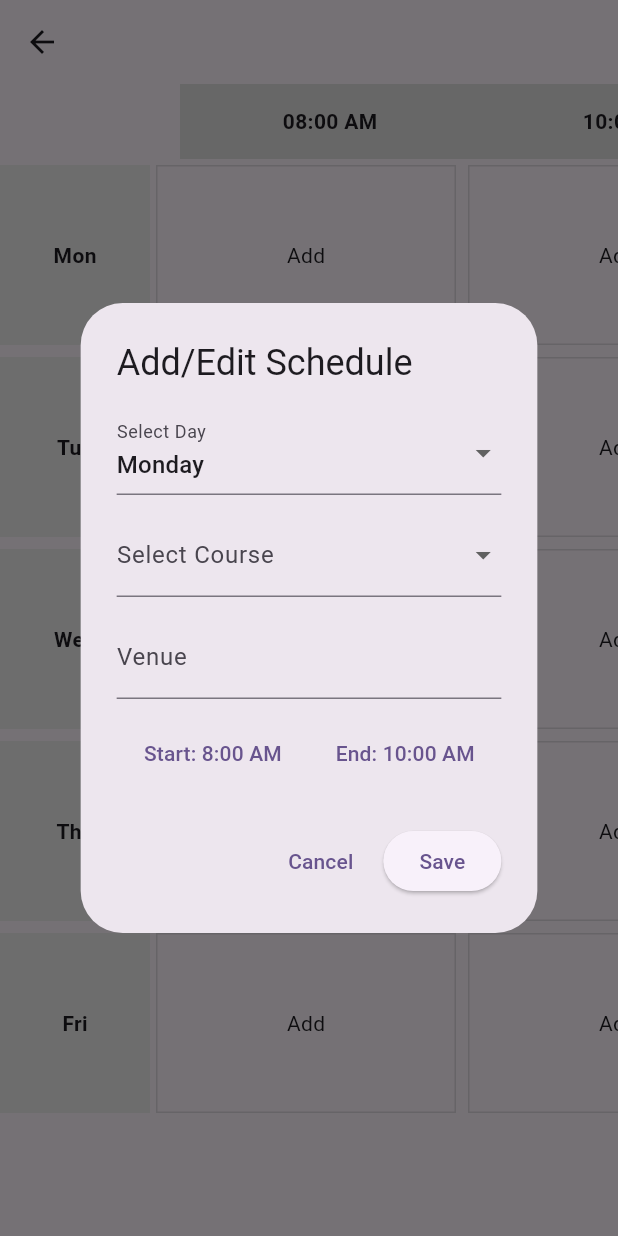
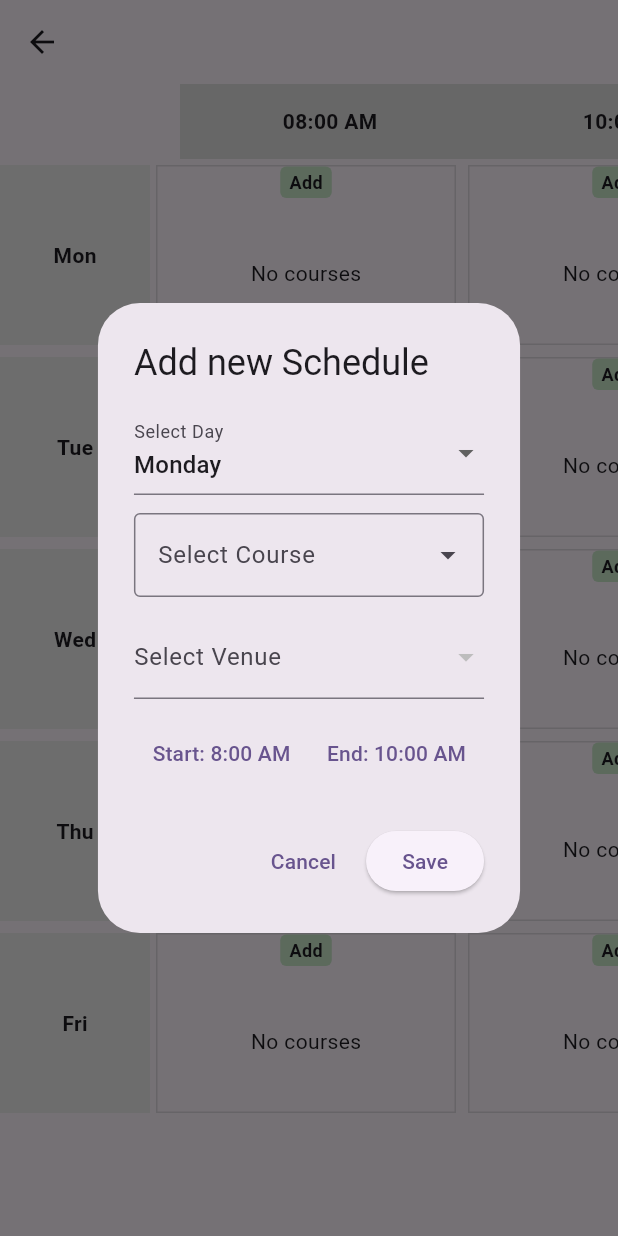
Before and after one commit to Alpha-Ronald/Simli-Plan-Web-Admin, a Flutter app: the TimetableDetailsPage screen opened directly with empty values, after a tap on "Add", on a phone screen of 412 x 824 dp. Run offline on Flutter 3.47's test engine with Material 3 defaults, Android fonts, the phone set to English and light mode, and no system bars; drawn by our look-alikes of dropdown_search; our stand-ins replace cloud_firestore, firebase_auth, firebase_core; accounts and stored records are empty.

Commit message:
fetching, displaying schedules in timettable. As well as adding new schedules.

```diff
--- a/lib/features/dashboard/timetable_scheduling_section/timetables/add_edit_schedule_dialogue.dart
+++ b/lib/features/dashboard/timetable_scheduling_section/timetables/add_edit_schedule_dialogue.dart
@@ -1,4 +1,5 @@
 import 'package:cloud_firestore/cloud_firestore.dart';
+import 'package:dropdown_search/dropdown_search.dart';
 import 'package:flutter/material.dart';
 
 class AddEditScheduleDialog extends StatefulWidget {
@@ -17,6 +18,13 @@ class AddEditScheduleDialog extends StatefulWidget {
 }
 
 class _AddEditScheduleDialogState extends State<AddEditScheduleDialog> {
+
+  List<Map<String, dynamic>> allCourses = [];
+  List<String> filteredCourseCodes = [];
+  List<String> venues = [];
+
+  final TextEditingController _courseSearchController = TextEditingController();
+
   final TextEditingController _venueController = TextEditingController();
 
   String? selectedCourse;
@@ -24,53 +32,129 @@ class _AddEditScheduleDialogState extends State<AddEditScheduleDialog> {
   TimeOfDay? startTime;
   TimeOfDay? endTime;
 
-  final List<String> dummyCourses = [
-    'MTH101 - Calculus I',
-    'PHY101 - Mechanics',
-    'CSC101 - Intro to Programming',
+  // final List<String> dummyCourses = [
+  //   'MTH101 - Calculus I',
+  //   'PHY101 - Mechanics',
+  //   'CSC101 - Intro to Programming',
+  // ];
+
+  final List<String> weekdays = [
+    'Monday',
+    'Tuesday',
+    'Wednesday',
+    'Thursday',
+    'Friday'
   ];
 
-  final List<String> weekdays = ['Monday', 'Tuesday', 'Wednesday', 'Thursday', 'Friday'];
-
+  // @override
+  // void initState() {
+  //   super.initState();
+  //   startTime = const TimeOfDay(hour: 8, minute: 0);
+  //   endTime = const TimeOfDay(hour: 10, minute: 0);
+  //   selectedDay = widget.initialDay ?? weekdays.first;
+  // }
   @override
   void initState() {
     super.initState();
     startTime = const TimeOfDay(hour: 8, minute: 0);
     endTime = const TimeOfDay(hour: 10, minute: 0);
     selectedDay = widget.initialDay ?? weekdays.first;
+
+    fetchCoursesAndVenues();
   }
+
+  Future<void> fetchCoursesAndVenues() async {
+    final coursesSnapshot = await FirebaseFirestore.instance.collection('Courses').get();
+    final venuesSnapshot = await FirebaseFirestore.instance.collection('Venues').get();
+
+    final List<Map<String, dynamic>> courseList = coursesSnapshot.docs.map((doc) {
+      final data = doc.data();
+      final code = data['courseCode'];
+      final linked = List<String>.from(data['linkedCourses'] ?? []);
+      return {
+        'displayCode': ([code, ...linked]..removeWhere((e) => e == null || e.isEmpty)).join('/'),
+        'courseCode': code,
+      };
+    }).toList();
+
+    setState(() {
+      allCourses = courseList;
+      filteredCourseCodes = allCourses.map((c) => c['displayCode'] as String).toList();
+      venues = venuesSnapshot.docs.map((doc) => doc['name'] as String).toList();
+    });
+  }
+
 
   @override
   Widget build(BuildContext context) {
     return AlertDialog(
-      title: const Text('Add/Edit Schedule'),
+      title: const Text('Add new Schedule'),
       content: SingleChildScrollView(
         child: Column(
           children: [
             DropdownButtonFormField<String>(
               decoration: const InputDecoration(labelText: 'Select Day'),
               value: selectedDay,
-              items: weekdays.map((day) => DropdownMenuItem(value: day, child: Text(day))).toList(),
+              items: weekdays
+                  .map((day) => DropdownMenuItem(value: day, child: Text(day)))
+                  .toList(),
               onChanged: (value) => setState(() => selectedDay = value),
             ),
             const SizedBox(height: 12),
+
+            DropdownSearch<String>(
+              popupProps: PopupProps.menu(
+                showSearchBox: true,
+                searchFieldProps: TextFieldProps(
+                  decoration: const InputDecoration(
+                    hintText: 'Search Course',
+                    border: OutlineInputBorder(),
+                  ),
+                ),
+                fit: FlexFit.loose,
+                itemBuilder: (context, item, isSelected) => ListTile(
+                  title: Text(item),
+                ),
+              ),
+              dropdownDecoratorProps: const DropDownDecoratorProps(
+                dropdownSearchDecoration: InputDecoration(
+                  labelText: 'Select Course',
+                  border: OutlineInputBorder(),
+                ),
+              ),
+              items: filteredCourseCodes,
+              selectedItem: selectedCourse,
+              onChanged: (value) {
+                setState(() {
+                  selectedCourse = value;
+                });
+              },
+            ),
+
+
+            const SizedBox(height: 12),
+
             DropdownButtonFormField<String>(
-              decoration: const InputDecoration(labelText: 'Select Course'),
-              items: dummyCourses.map((course) => DropdownMenuItem(value: course, child: Text(course))).toList(),
-              onChanged: (value) => setState(() => selectedCourse = value),
+              decoration: const InputDecoration(labelText: 'Select Venue'),
+              value: _venueController.text.isNotEmpty ? _venueController.text : null,
+              items: venues
+                  .map((venue) => DropdownMenuItem(value: venue, child: Text(venue)))
+                  .toList(),
+              onChanged: (value) {
+                if (value != null) {
+                  setState(() => _venueController.text = value);
+                }
+              },
             ),
-            const SizedBox(height: 12),
-            TextField(
-              controller: _venueController,
-              decoration: const InputDecoration(labelText: 'Venue'),
-            ),
+
             const SizedBox(height: 12),
             Row(
               children: [
                 Expanded(
                   child: TextButton(
                     onPressed: () async {
-                      final picked = await showTimePicker(context: context, initialTime: startTime!);
+                      final picked = await showTimePicker(
+                          context: context, initialTime: startTime!);
                       if (picked != null) setState(() => startTime = picked);
                     },
                     child: Text('Start: ${startTime?.format(context) ?? '--'}'),
@@ -79,7 +163,8 @@ class _AddEditScheduleDialogState extends State<AddEditScheduleDialog> {
                 Expanded(
                   child: TextButton(
                     onPressed: () async {
-                      final picked = await showTimePicker(context: context, initialTime: endTime!);
+                      final picked = await showTimePicker(
+                          context: context, initialTime: endTime!);
                       if (picked != null) setState(() => endTime = picked);
                     },
                     child: Text('End: ${endTime?.format(context) ?? '--'}'),
@@ -91,17 +176,23 @@ class _AddEditScheduleDialogState extends State<AddEditScheduleDialog> {
         ),
       ),
       actions: [
-        TextButton(onPressed: () => Navigator.pop(context), child: const Text('Cancel')),
+        TextButton(
+            onPressed: () => Navigator.pop(context),
+            child: const Text('Cancel')),
         ElevatedButton(
           onPressed: () async {
-    if (selectedCourse != null && selectedDay != null && startTime != null && endTime != null) {
+            if (selectedCourse != null &&
+                selectedDay != null &&
+                startTime != null &&
+                endTime != null) {
               final result = _createScheduleData(context);
 
               // show loading dialog and hold its context
               showDialog(
                 context: context,
                 barrierDismissible: false,
-    builder: (dialogContext) => const Center(child: CircularProgressIndicator()),
+                builder: (dialogContext) =>
+                    const Center(child: CircularProgressIndicator()),
               );
 
               try {
@@ -112,7 +203,8 @@ class _AddEditScheduleDialogState extends State<AddEditScheduleDialog> {
                     .add(result);
 
                 Navigator.pop(context); // Close loading dialog
-    Navigator.pop(context, result); // Close schedule dialog with result
+                Navigator.pop(
+                    context); // Close schedule dialog with result
               } catch (e) {
                 Navigator.pop(context); // Close loading dialog
                 ScaffoldMessenger.of(context).showSnackBar(
@@ -121,13 +213,11 @@ class _AddEditScheduleDialogState extends State<AddEditScheduleDialog> {
               }
             } else {
               ScaffoldMessenger.of(context).showSnackBar(
-    const SnackBar(content: Text('Please select all fields before saving.')),
+                const SnackBar(
+                    content: Text('Please select all fields before saving.')),
               );
             }
           },
-
-
-
           child: const Text('Save'),
         ),
       ],
@@ -145,7 +235,6 @@ class _AddEditScheduleDialogState extends State<AddEditScheduleDialog> {
       'endTime': endTime!.format(context),
       // 'startSlot': calculatedSlot,
     };
-
   }
 
   String _findTimeSlotForStart(TimeOfDay start) {
@@ -166,9 +255,10 @@ class _AddEditScheduleDialogState extends State<AddEditScheduleDialog> {
       }
     }
 
-    return widget.availableSlots.isNotEmpty ? widget.availableSlots.first : 'Unknown Slot';
+    return widget.availableSlots.isNotEmpty
+        ? widget.availableSlots.first
+        : 'Unknown Slot';
   }
-
 
   int _parseTime(String timeStr) {
     timeStr = timeStr.toUpperCase();
--- a/lib/features/dashboard/timetable_scheduling_section/timetables/timetable_details_screen.dart
+++ b/lib/features/dashboard/timetable_scheduling_section/timetables/timetable_details_screen.dart
@@ -13,13 +13,7 @@ class TimetableDetailsPage extends StatefulWidget {
 
 
 class _TimetableDetailsPageState extends State<TimetableDetailsPage> {
-  // final List<String> timeSlots = [
-  //   '08:00 AM',
-  //   '10:00 AM',
-  //   '12:00 PM',
-  //   '01:00 PM',
-  //   '03:00 PM',
-  // ];
+
   final List<Map<String, dynamic>> timeSlotRanges = [
     {'label': '08:00 AM', 'start': TimeOfDay(hour: 8, minute: 0), 'end': TimeOfDay(hour: 10, minute: 0)},
     {'label': '10:00 AM', 'start': TimeOfDay(hour: 10, minute: 0), 'end': TimeOfDay(hour: 12, minute: 0)},
@@ -95,7 +89,37 @@ print(fetchedSchedules);
   Widget build(BuildContext context) {
     return Scaffold(
       appBar: AppBar(title: Text(widget.timetableName)),
-      body: SingleChildScrollView(
+
+      body: StreamBuilder<QuerySnapshot>(
+        stream: FirebaseFirestore.instance
+            .collection('Timetables')
+            .doc(widget.timetableId)
+            .collection('ScheduledCourses')
+            .snapshots(),
+        builder: (context, snapshot) {
+          if (snapshot.connectionState == ConnectionState.waiting) {
+            return const Center(child: CircularProgressIndicator());
+          }
+
+          if (snapshot.hasError) {
+            return Center(child: Text('Error: ${snapshot.error}'));
+          }
+
+          final docs = snapshot.data?.docs ?? [];
+
+          final schedules = docs.map((doc) {
+            final data = doc.data() as Map<String, dynamic>;
+            return {
+              'id': doc.id,
+              'course': data['courseCode'] ?? '',
+              'venue': data['venue'] ?? '',
+              'day': data['day'] ?? '',
+              'start': data['startTime'] ?? '',
+              'end': data['endTime'] ?? '',
+            };
+          }).toList();
+
+          return SingleChildScrollView(
             scrollDirection: Axis.vertical,
             child: SingleChildScrollView(
               scrollDirection: Axis.horizontal,
@@ -104,7 +128,7 @@ print(fetchedSchedules);
                   // Time slot headers
                   Row(
                     children: [
-                  const SizedBox(width: 100), // Empty top-left
+                      const SizedBox(width: 100),
                       ...timeSlotRanges.map((slot) => _buildHeaderCell(slot['label'] as String)).toList(),
                     ],
                   ),
@@ -112,13 +136,17 @@ print(fetchedSchedules);
                   ...days.map((day) => Row(
                     children: [
                       _buildDayCell(day),
-                  ..._buildRowCells(context, day),
+                      ..._buildRowCells(context, day, schedules),
                     ],
                   )),
                 ],
               ),
             ),
+          );
+        },
       ),
+
+
     );
   }
 
@@ -142,7 +170,8 @@ print(fetchedSchedules);
     );
   }
 
-  List<Widget> _buildRowCells(BuildContext context, String day) {
+  List<Widget> _buildRowCells(BuildContext context, String day, List<Map<String, dynamic>> schedules)
+  {
     List<Widget> cells = [];
     int timeIndex = 0;
 
@@ -171,12 +200,21 @@ print(fetchedSchedules);
 
       }).toList();
       cells.add(
-        GestureDetector(
+          Container(
+            width: 200,
+            height: 120,
+            margin: const EdgeInsets.all(4),
+            decoration: BoxDecoration(
+              border: Border.all(color: Colors.black12),
+              color: slotSchedules.isNotEmpty ? Colors.blue[50] : null,
+            ),
+            child: Column(
+              children: [
+                InkWell(
                   onTap: () async {
                     final result = await showDialog(
                       context: context,
                       builder: (_) => AddEditScheduleDialog(
-               // day: day,
                         availableSlots: timeSlotRanges.map((slot) => slot['label'] as String).toList(),
                         initialDay: fullDayMap[day]!,
                         timetableId: widget.timetableId,
@@ -189,18 +227,21 @@ print(fetchedSchedules);
                     }
                   },
                   child: Container(
-            width: 200,
-            height: 120,
-            margin: const EdgeInsets.all(4),
+                    padding: const EdgeInsets.symmetric(vertical: 2, horizontal: 6),
+                    margin: const EdgeInsets.only(bottom: 4),
                     decoration: BoxDecoration(
-              border: Border.all(color: Colors.black12),
-              color: slotSchedules.isNotEmpty ? Colors.blue[50] : null,
+                      color: Colors.green[100],
+                      borderRadius: BorderRadius.circular(4),
                     ),
+                    child: const Text('Add', style: TextStyle(fontSize: 12, fontWeight: FontWeight.bold)),
+                  ),
+                ),
+                Expanded(
                   child: slotSchedules.isEmpty
-                ? const Center(child: Text('Add'))
+                      ? const Center(child: Text('No courses'))
                       : ListView.builder(
-              padding: const EdgeInsets.all(4),
                     itemCount: slotSchedules.length,
+                    padding: const EdgeInsets.symmetric(horizontal: 4),
                     itemBuilder: (context, index) {
                       final schedule = slotSchedules[index];
                       return Container(
@@ -222,7 +263,12 @@ print(fetchedSchedules);
                     },
                   ),
                 ),
+              ],
             ),
+          )
+
+
+
       );
 
       timeIndex++;
--- a/pubspec.yaml
+++ b/pubspec.yaml
@@ -39,6 +39,7 @@ dependencies:
   firebase_crashlytics:
   provider:
   intl:
+  dropdown_search: ^5.0.6
 
 
 
```
Also changed, not shown: pubspec.lock. Lines whose indentation alone changed are shown as unchanged.
